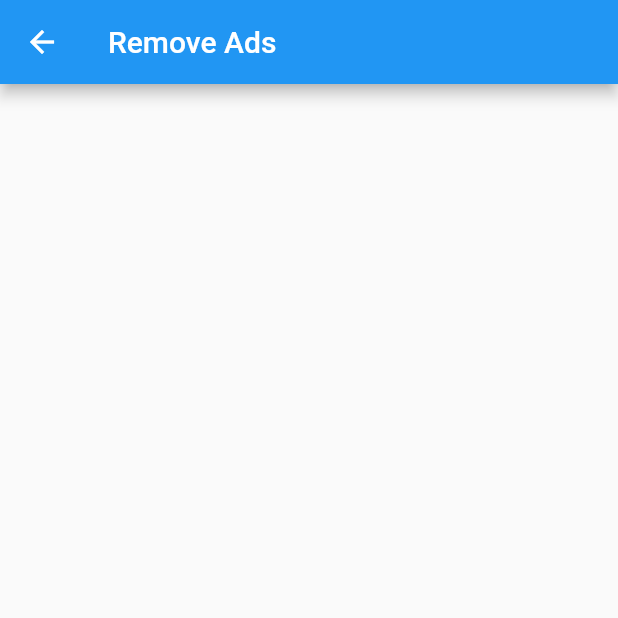
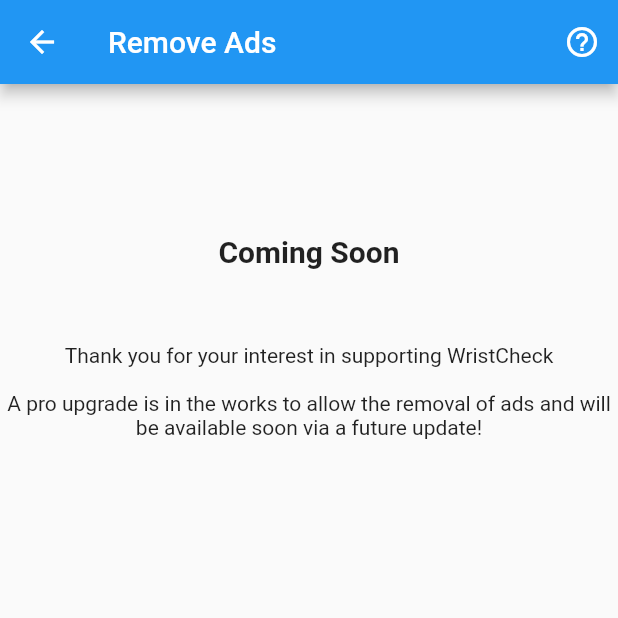
Before and after one commit to Stif-UK/WristCheck, a Flutter app: the RemoveAds screen opened directly, on a phone screen of 412 x 824 dp, the top half of it. Run offline on Flutter 3.47's test engine with Material 2 defaults, Android fonts, the phone set to English and light mode, and no system bars; our stand-ins replace file_picker, flutter_local_notifications, flutter_markdown, get, google_mobile_ads, hive and 8 more; accounts and stored records are empty; network calls fail.

Commit message:
Remove Ads page completed

```diff
--- a/lib/copy/dialogs.dart
+++ b/lib/copy/dialogs.dart
@@ -214,4 +214,12 @@ class WristCheckDialogs {
         );
   }
 
+  static getRemoveAdsDialog(){
+    Get.defaultDialog(
+        title: "Remove Ads",
+        middleText: "WristCheck Pro will be here soon, to help you have an ad free app experience, and hopefully help me cover my development costs!"
+    );
+  }
+
+
 }
--- a/lib/ui/remove_ads.dart
+++ b/lib/ui/remove_ads.dart
@@ -1,4 +1,5 @@
 import 'package:flutter/material.dart';
+import 'package:wristcheck/copy/dialogs.dart';
 
 class RemoveAds extends StatelessWidget {
   const RemoveAds({Key? key}) : super(key: key);
@@ -7,7 +8,35 @@ class RemoveAds extends StatelessWidget {
   Widget build(BuildContext context) {
     return Scaffold(
       appBar: AppBar(
-        title: const Text("Remove Ads")
+        title: const Text("Remove Ads"),
+        actions:  [
+          IconButton(
+            icon: const Icon(Icons.help_outline),
+            onPressed: (){
+              WristCheckDialogs.getRemoveAdsDialog();
+            },
+          )
+        ],
+      ),
+      body: Column(
+        mainAxisAlignment: MainAxisAlignment.start,
+        children: const [
+          SizedBox(height: 100,),
+          Center(
+            child: Text("Coming Soon",
+              style: TextStyle(
+              fontWeight: FontWeight.bold,
+              fontSize: 20
+            ),),
+          ),
+          SizedBox(height: 50,),
+          Center(
+            child: Text(
+                "Thank you for your interest in supporting WristCheck\n\n"
+                "A pro upgrade is in the works to allow the removal of ads and will be available soon via a future update!\n\n",
+            textAlign: TextAlign.center,),
+          )
+        ],
       ),
     );
   }
```
